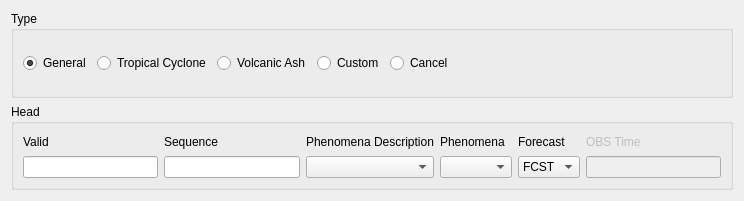
Qt form tafor/components/ui/sigmet_type.ui (up1and/tafor) before a commit.
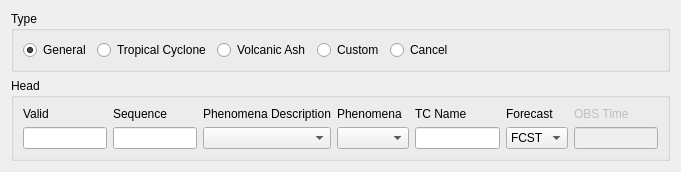
The same form after that commit.

Commit message: SIGMET 区域描述增加本场

The edit to the form file:
```diff
--- a/tafor/components/ui/sigmet_type.ui
+++ b/tafor/components/ui/sigmet_type.ui
@@ -6,8 +6,8 @@
    <rect>
     <x>0</x>
     <y>0</y>
-    <width>744</width>
-    <height>201</height>
+    <width>681</width>
+    <height>148</height>
    </rect>
   </property>
   <property name="windowTitle">
@@ -80,15 +80,18 @@
       <string>Head</string>
      </property>
      <layout class="QGridLayout" name="gridLayout_2">
+      <item row="0" column="1">
+       <widget class="QLabel" name="sequenceLabel">
+        <property name="text">
+         <string>Sequence</string>
+        </property>
+       </widget>
+      </item>
       <item row="1" column="1">
        <widget class="QLineEdit" name="sequence"/>
       </item>
-      <item row="0" column="3">
-       <widget class="QLabel" name="phenomenaLabel">
-        <property name="text">
-         <string>Phenomena</string>
-        </property>
-       </widget>
+      <item row="1" column="0">
+       <widget class="QLineEdit" name="valid"/>
       </item>
       <item row="0" column="0">
        <widget class="QLabel" name="validLabel">
@@ -97,13 +100,24 @@
         </property>
        </widget>
       </item>
-      <item row="1" column="0">
-       <widget class="QLineEdit" name="valid"/>
+      <item row="1" column="6">
+       <widget class="QLineEdit" name="obsTime">
+        <property name="enabled">
+         <bool>false</bool>
+        </property>
+       </widget>
       </item>
-      <item row="1" column="3">
-       <widget class="QComboBox" name="phenomena"/>
+      <item row="0" column="6">
+       <widget class="QLabel" name="obsTimeLabel">
+        <property name="enabled">
+         <bool>false</bool>
+        </property>
+        <property name="text">
+         <string>OBS Time</string>
+        </property>
+       </widget>
       </item>
-      <item row="1" column="4">
+      <item row="1" column="5">
        <widget class="QComboBox" name="forecast">
         <item>
          <property name="text">
@@ -117,22 +131,32 @@
         </item>
        </widget>
       </item>
-      <item row="0" column="4">
+      <item row="0" column="5">
        <widget class="QLabel" name="forecastLabel">
         <property name="text">
          <string>Forecast</string>
         </property>
        </widget>
       </item>
-      <item row="0" column="1">
-       <widget class="QLabel" name="sequenceLabel">
+      <item row="1" column="4">
+       <widget class="QLineEdit" name="tcName"/>
+      </item>
+      <item row="0" column="4">
+       <widget class="QLabel" name="tcNameLabel">
         <property name="text">
-         <string>Sequence</string>
+         <string>TC Name</string>
         </property>
        </widget>
       </item>
-      <item row="1" column="2">
-       <widget class="QComboBox" name="description"/>
+      <item row="1" column="3">
+       <widget class="QComboBox" name="phenomena"/>
+      </item>
+      <item row="0" column="3">
+       <widget class="QLabel" name="phenomenaLabel">
+        <property name="text">
+         <string>Phenomena</string>
+        </property>
+       </widget>
       </item>
       <item row="0" column="2">
        <widget class="QLabel" name="descriptionLabel">
@@ -141,22 +165,8 @@
         </property>
        </widget>
       </item>
-      <item row="0" column="5">
-       <widget class="QLabel" name="obsTimeLabel">
-        <property name="enabled">
-         <bool>false</bool>
-        </property>
-        <property name="text">
-         <string>OBS Time</string>
-        </property>
-       </widget>
-      </item>
-      <item row="1" column="5">
-       <widget class="QLineEdit" name="obsTime">
-        <property name="enabled">
-         <bool>false</bool>
-        </property>
-       </widget>
+      <item row="1" column="2">
+       <widget class="QComboBox" name="description"/>
       </item>
      </layout>
     </widget>
```
The commit also changes 5 other files.
